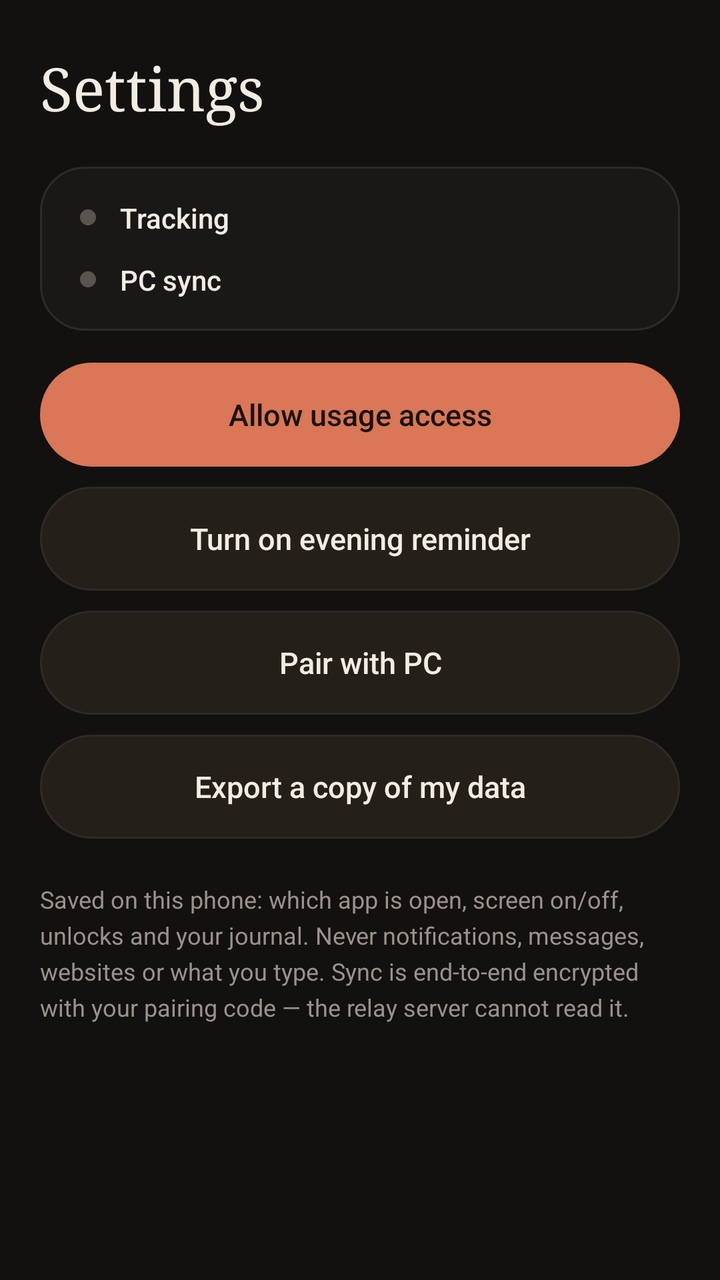
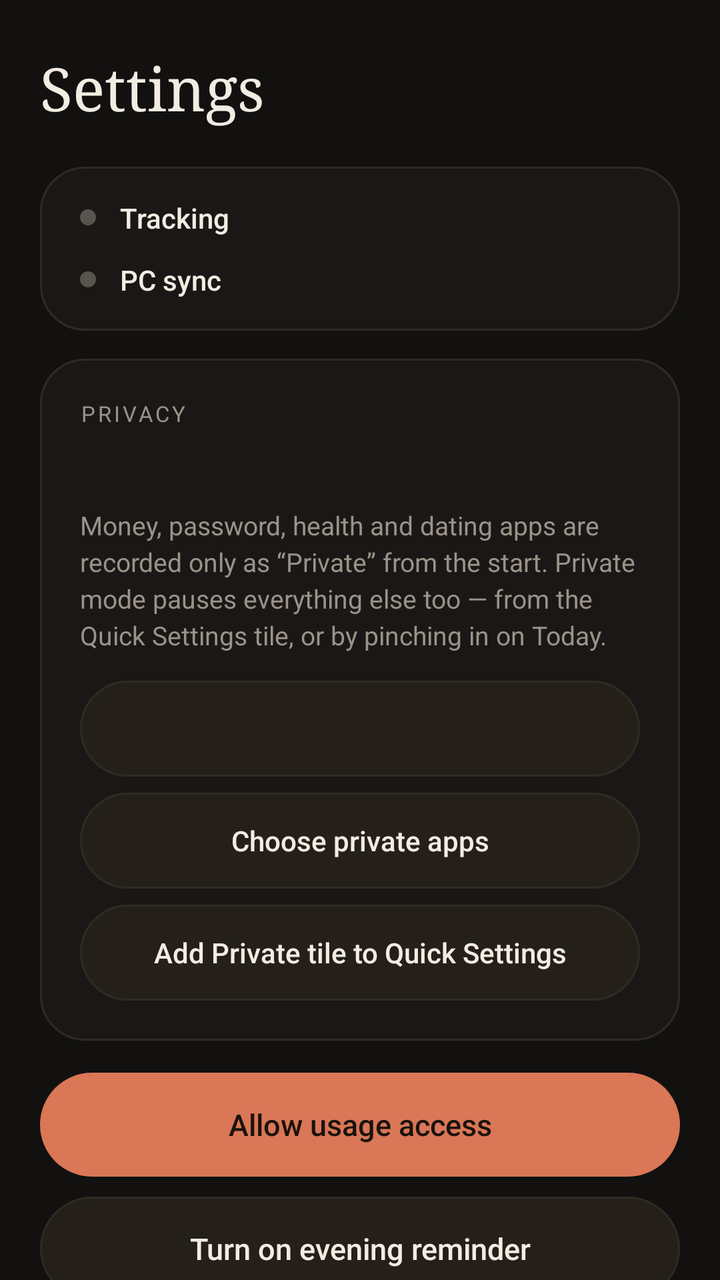

The first picture is an Android layout as it rendered before a commit; the second is the same layout after the commit. The layout source and the unified diff follow.
<!-- AndroidManifest.xml: application theme Theme.Planj -->
<!-- res/layout/tab_settings.xml -->
<?xml version="1.0" encoding="utf-8"?>
<ScrollView xmlns:android="http://schemas.android.com/apk/res/android"
    android:layout_width="match_parent"
    android:layout_height="match_parent"
    android:fillViewport="true"
    android:scrollbars="none">

    <LinearLayout
        android:layout_width="match_parent"
        android:layout_height="wrap_content"
        android:orientation="vertical"
        android:paddingHorizontal="20dp"
        android:paddingTop="24dp"
        android:paddingBottom="24dp">

        <TextView
            android:layout_width="wrap_content"
            android:layout_height="wrap_content"
            android:fontFamily="serif"
            android:text="Settings"
            android:textColor="@color/text"
            android:textSize="30sp" />

        <LinearLayout
            android:layout_width="match_parent"
            android:layout_height="wrap_content"
            android:layout_marginTop="20dp"
            android:background="@drawable/card_bg"
            android:orientation="vertical"
            android:paddingHorizontal="20dp"
            android:paddingVertical="16dp">

            <LinearLayout
                android:layout_width="match_parent"
                android:layout_height="wrap_content"
                android:gravity="center_vertical"
                android:orientation="horizontal">

                <View
                    android:id="@+id/dot_tracking"
                    android:layout_width="8dp"
                    android:layout_height="8dp"
                    android:layout_marginEnd="12dp"
                    android:background="@drawable/dot" />

                <TextView
                    android:layout_width="wrap_content"
                    android:layout_height="wrap_content"
                    android:fontFamily="sans-serif-medium"
                    android:text="Tracking"
                    android:textColor="@color/text"
                    android:textSize="14sp" />

                <TextView
                    android:id="@+id/tracking_detail"
                    android:layout_width="0dp"
                    android:layout_height="wrap_content"
                    android:layout_marginStart="12dp"
                    android:layout_weight="1"
                    android:gravity="end"
                    android:textColor="@color/muted"
                    android:textSize="13sp" />
            </LinearLayout>

            <LinearLayout
                android:layout_width="match_parent"
                android:layout_height="wrap_content"
                android:layout_marginTop="12dp"
                android:gravity="center_vertical"
                android:orientation="horizontal">

                <View
                    android:id="@+id/dot_sync"
                    android:layout_width="8dp"
                    android:layout_height="8dp"
                    android:layout_marginEnd="12dp"
                    android:background="@drawable/dot" />

                <TextView
                    android:layout_width="wrap_content"
                    android:layout_height="wrap_content"
                    android:fontFamily="sans-serif-medium"
                    android:text="PC sync"
                    android:textColor="@color/text"
                    android:textSize="14sp" />

                <TextView
                    android:id="@+id/sync_detail"
                    android:layout_width="0dp"
                    android:layout_height="wrap_content"
                    android:layout_marginStart="12dp"
                    android:layout_weight="1"
                    android:gravity="end"
                    android:textColor="@color/muted"
                    android:textSize="13sp" />
            </LinearLayout>
        </LinearLayout>

        <Button
            android:id="@+id/btn_grant"
            style="?android:attr/borderlessButtonStyle"
            android:layout_width="match_parent"
            android:layout_height="52dp"
            android:layout_marginTop="16dp"
            android:background="@drawable/btn_primary"
            android:fontFamily="sans-serif-medium"
            android:text="Allow usage access"
            android:textAllCaps="false"
            android:textColor="@color/on_accent"
            android:textSize="15sp" />

        <Button
            android:id="@+id/btn_reminder"
            style="?android:attr/borderlessButtonStyle"
            android:layout_width="match_parent"
            android:layout_height="52dp"
            android:layout_marginTop="10dp"
            android:background="@drawable/btn_secondary"
            android:fontFamily="sans-serif-medium"
            android:text="Turn on evening reminder"
            android:textAllCaps="false"
            android:textColor="@color/text"
            android:textSize="15sp" />

        <Button
            android:id="@+id/btn_pair"
            style="?android:attr/borderlessButtonStyle"
            android:layout_width="match_parent"
            android:layout_height="52dp"
            android:layout_marginTop="10dp"
            android:background="@drawable/btn_secondary"
            android:fontFamily="sans-serif-medium"
            android:text="Pair with PC"
            android:textAllCaps="false"
            android:textColor="@color/text"
            android:textSize="15sp" />

        <Button
            android:id="@+id/btn_export"
            style="?android:attr/borderlessButtonStyle"
            android:layout_width="match_parent"
            android:layout_height="52dp"
            android:layout_marginTop="10dp"
            android:background="@drawable/btn_secondary"
            android:fontFamily="sans-serif-medium"
            android:text="Export a copy of my data"
            android:textAllCaps="false"
            android:textColor="@color/text"
            android:textSize="15sp" />

        <TextView
            android:layout_width="match_parent"
            android:layout_height="wrap_content"
            android:layout_marginTop="22dp"
            android:lineSpacingExtra="4dp"
            android:text="Saved on this phone: which app is open, screen on/off, unlocks and your journal. Never notifications, messages, websites or what you type. Sync is end-to-end encrypted with your pairing code — the relay server cannot read it."
            android:textColor="@color/muted"
            android:textSize="12sp" />
    </LinearLayout>
</ScrollView>
<!-- resources referenced by this layout -->
<resources>
  <color name="muted">#9B9289</color>
  <color name="on_accent">#1A120C</color>
  <color name="text">#F2ECE3</color>
  <!-- drawable btn_primary (drawable) -->
  <?xml version="1.0" encoding="utf-8"?>
  <ripple xmlns:android="http://schemas.android.com/apk/res/android" android:color="@color/ripple">
      <item>
          <shape android:shape="rectangle">
              <solid android:color="@color/accent" />
              <corners android:radius="999dp" />
          </shape>
      </item>
  </ripple>
  <!-- drawable btn_secondary (drawable) -->
  <?xml version="1.0" encoding="utf-8"?>
  <ripple xmlns:android="http://schemas.android.com/apk/res/android" android:color="@color/ripple">
      <item>
          <shape android:shape="rectangle">
              <solid android:color="@color/surface_alt" />
              <corners android:radius="999dp" />
              <stroke android:width="1dp" android:color="@color/border" />
          </shape>
      </item>
  </ripple>
  <!-- drawable card_bg (drawable) -->
  <?xml version="1.0" encoding="utf-8"?>
  <shape xmlns:android="http://schemas.android.com/apk/res/android" android:shape="rectangle">
      <solid android:color="@color/surface" />
      <corners android:radius="22dp" />
      <stroke android:width="1dp" android:color="@color/border" />
  </shape>
  <!-- drawable dot (drawable) -->
  <?xml version="1.0" encoding="utf-8"?>
  <shape xmlns:android="http://schemas.android.com/apk/res/android" android:shape="oval">
      <solid android:color="@color/idle" />
  </shape>
  <style name="Theme.Planj" parent="@android:style/Theme.Material.NoActionBar">
          <item name="android:windowBackground">@color/bg</item>
          <item name="android:colorAccent">@color/accent</item>
          <item name="android:statusBarColor">@color/bg</item>
          <item name="android:navigationBarColor">@color/bg</item>
          <item name="android:textColorPrimary">@color/text</item>
          <item name="android:textColorSecondary">@color/muted</item>
          <item name="android:textColorHint">@color/muted</item>
      </style>
  <color name="ripple">#22FFFFFF</color>
  <color name="accent">#D97757</color>
  <color name="surface_alt">#242019</color>
  <color name="border">#2F2A25</color>
  <color name="surface">#1A1816</color>
  <color name="idle">#5A544E</color>
  <color name="bg">#121110</color>
</resources>

<!-- the commit's change to res/layout/tab_settings.xml (unified diff, before → after) -->
@@ -96,6 +96,80 @@
             </LinearLayout>
         </LinearLayout>
 
+        
+        <LinearLayout
+            android:layout_width="match_parent"
+            android:layout_height="wrap_content"
+            android:layout_marginTop="14dp"
+            android:background="@drawable/card_bg"
+            android:orientation="vertical"
+            android:padding="20dp">
+
+            <TextView
+                android:layout_width="wrap_content"
+                android:layout_height="wrap_content"
+                android:letterSpacing="0.12"
+                android:text="PRIVACY"
+                android:textColor="@color/muted"
+                android:textSize="11sp" />
+
+            <TextView
+                android:id="@+id/private_state"
+                android:layout_width="match_parent"
+                android:layout_height="wrap_content"
+                android:layout_marginTop="10dp"
+                android:fontFamily="serif"
+                android:textColor="@color/text"
+                android:textSize="18sp" />
+
+            <TextView
+                android:layout_width="match_parent"
+                android:layout_height="wrap_content"
+                android:layout_marginTop="6dp"
+                android:lineSpacingExtra="3dp"
+                android:text="Money, password, health and dating apps are recorded only as “Private” from the start. Private mode pauses everything else too — from the Quick Settings tile, or by pinching in on Today."
+                android:textColor="@color/muted"
+                android:textSize="13sp" />
+
+            <Button
+                android:id="@+id/btn_private"
+                style="?android:attr/borderlessButtonStyle"
+                android:layout_width="match_parent"
+                android:layout_height="48dp"
+                android:layout_marginTop="14dp"
+                android:background="@drawable/btn_secondary"
+                android:fontFamily="sans-serif-medium"
+                android:textAllCaps="false"
+                android:textColor="@color/text"
+                android:textSize="14sp" />
+
+            <Button
+                android:id="@+id/btn_private_apps"
+                style="?android:attr/borderlessButtonStyle"
+                android:layout_width="match_parent"
+                android:layout_height="48dp"
+                android:layout_marginTop="8dp"
+                android:background="@drawable/btn_secondary"
+                android:fontFamily="sans-serif-medium"
+                android:text="Choose private apps"
+                android:textAllCaps="false"
+                android:textColor="@color/text"
+                android:textSize="14sp" />
+
+            <Button
+                android:id="@+id/btn_tile"
+                style="?android:attr/borderlessButtonStyle"
+                android:layout_width="match_parent"
+                android:layout_height="48dp"
+                android:layout_marginTop="8dp"
+                android:background="@drawable/btn_secondary"
+                android:fontFamily="sans-serif-medium"
+                android:text="Add Private tile to Quick Settings"
+                android:textAllCaps="false"
+                android:textColor="@color/text"
+                android:textSize="14sp" />
+        </LinearLayout>
+
         <Button
             android:id="@+id/btn_grant"
             style="?android:attr/borderlessButtonStyle"
